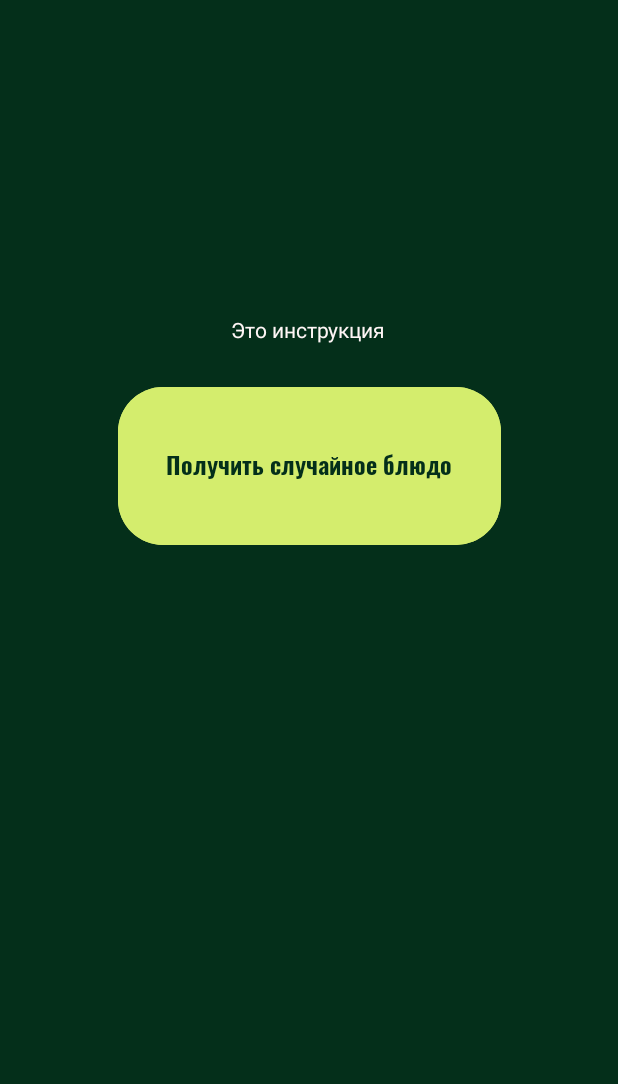
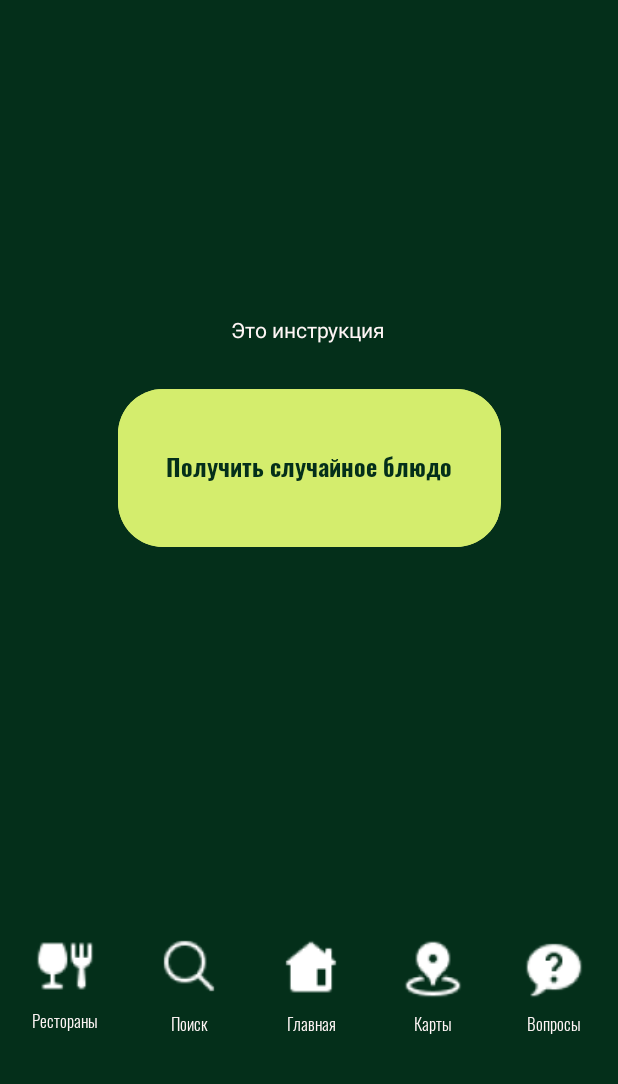
Before and after one commit to YaEtoTui/RestorambaApp, an Android app: the screen it shows after launch (MainActivity), on a phone screen of 412 x 824 dp, the part 152-1236 px from its top. Run offline under Robolectric (Android 15) with nearby library versions, the phone set to English and light mode, and no system bars; 1 statement that could not run was skipped.

Commit message:
fix Main Page

```diff
--- a/app/src/main/res/layout/fragment_main.xml
+++ b/app/src/main/res/layout/fragment_main.xml
@@ -56,33 +56,95 @@
         android:id="@+id/idButtonGetRandomDish"
         android:layout_width="255dp"
         android:layout_height="113dp"
+        android:backgroundTint="@drawable/button_bg_color_main_page"
         android:text="@string/get_random_dish"
         android:textAppearance="@style/button_main_page"
+        android:textColor="@drawable/button_text_color_main_page"
         app:cornerRadius="30dp"
-        android:backgroundTint="@drawable/button_bg_color_main_page"
-        android:textColor="@drawable/button_text_color_main_page"
+        app:layout_constraintBottom_toTopOf="@+id/idNavPages"
+        app:layout_constraintEnd_toEndOf="parent"
+        app:layout_constraintStart_toStartOf="parent"
+        app:layout_constraintTop_toBottomOf="@+id/idPageHeader" />
+
+    <androidx.constraintlayout.widget.ConstraintLayout
+        android:id="@+id/idNavPages"
+        android:layout_width="match_parent"
+        android:layout_height="wrap_content"
         app:layout_constraintBottom_toBottomOf="parent"
         app:layout_constraintEnd_toEndOf="parent"
-        app:layout_constraintStart_toStartOf="parent"
-        app:layout_constraintTop_toTopOf="parent" />
+        app:layout_constraintHorizontal_bias="0.0"
+        app:layout_constraintStart_toStartOf="parent">
 
-    <!--    <Button-->
-<!--        android:id="@+id/btSearchCow"-->
-<!--        android:layout_width="135dp"-->
-<!--        android:layout_height="40dp"-->
-<!--        android:layout_alignParentLeft="true"-->
-<!--        android:layout_alignParentTop="true"-->
-<!--        android:layout_marginTop="10dp"-->
-<!--        android:backgroundTint="@drawable/button_bg_color"-->
-<!--        android:elevation="10dp"-->
-<!--        android:fontFamily="@font/open_sans_semi_bold"-->
-<!--        android:stateListAnimator="@drawable/button_elevation"-->
-<!--        android:text="Добавить место"-->
-<!--        android:textColor="@drawable/button_text_color"-->
-<!--        android:textSize="10sp"-->
-<!--        app:cornerRadius="10dp"-->
-<!--        app:layout_constraintEnd_toEndOf="@+id/tvTextPresent"-->
-<!--        app:layout_constraintStart_toStartOf="@+id/tvTextPresent"-->
-<!--        app:layout_constraintTop_toBottomOf="@+id/tvTextPresent" />-->
+        <TextView
+            android:id="@+id/idNavRestaurants"
+            android:layout_width="wrap_content"
+            android:layout_height="wrap_content"
+            android:layout_marginLeft="21dp"
+            android:layout_marginBottom="34dp"
+            android:drawableTop="@drawable/food_nav"
+            android:drawablePadding="8dp"
+            android:gravity="bottom"
+            android:text="@string/restaurants"
+            android:textAppearance="@style/nav_text"
+            app:layout_constraintBottom_toBottomOf="parent"
+            app:layout_constraintStart_toStartOf="parent" />
+
+        <TextView
+            android:id="@+id/idNavSearch"
+            android:layout_width="wrap_content"
+            android:layout_height="wrap_content"
+            android:layout_marginBottom="32dp"
+            android:drawableTop="@drawable/search_nav"
+            android:drawablePadding="10dp"
+            android:text="@string/search_nav"
+            android:textAlignment="center"
+            android:textAppearance="@style/nav_text"
+            app:layout_constraintBottom_toBottomOf="parent"
+            app:layout_constraintEnd_toStartOf="@+id/idNavMain"
+            app:layout_constraintStart_toEndOf="@+id/idNavRestaurants" />
+
+        <TextView
+            android:id="@+id/idNavMain"
+            android:layout_width="wrap_content"
+            android:layout_height="wrap_content"
+            android:layout_marginBottom="32dp"
+            android:drawableTop="@drawable/home"
+            android:drawablePadding="8dp"
+            android:text="@string/main_nav"
+            android:textAlignment="center"
+            android:textAppearance="@style/nav_text"
+            app:layout_constraintBottom_toBottomOf="parent"
+            app:layout_constraintEnd_toStartOf="@+id/idNavQuestions"
+            app:layout_constraintStart_toEndOf="@+id/idNavRestaurants" />
+
+        <TextView
+            android:id="@+id/idNavMap"
+            android:layout_width="wrap_content"
+            android:layout_height="wrap_content"
+            android:layout_marginBottom="32dp"
+            android:drawableTop="@drawable/place_marker"
+            android:drawablePadding="8dp"
+            android:text="@string/maps_nav"
+            android:textAlignment="center"
+            android:textAppearance="@style/nav_text"
+            app:layout_constraintBottom_toBottomOf="parent"
+            app:layout_constraintEnd_toStartOf="@+id/idNavQuestions"
+            app:layout_constraintStart_toEndOf="@+id/idNavMain" />
+
+        <TextView
+            android:id="@+id/idNavQuestions"
+            android:layout_width="wrap_content"
+            android:layout_height="wrap_content"
+            android:layout_marginRight="22dp"
+            android:layout_marginBottom="32dp"
+            android:drawableTop="@drawable/ask_question"
+            android:drawablePadding="8dp"
+            android:text="@string/question"
+            android:textAlignment="center"
+            android:textAppearance="@style/nav_text"
+            app:layout_constraintBottom_toBottomOf="parent"
+            app:layout_constraintEnd_toEndOf="parent" />
+
+    </androidx.constraintlayout.widget.ConstraintLayout>
 
 </androidx.constraintlayout.widget.ConstraintLayout>
--- a/app/src/main/res/values/strings.xml
+++ b/app/src/main/res/values/strings.xml
@@ -29,4 +29,9 @@
     //mobile
     <string name="restoramba">RESTORAMBA</string>
     <string name="get_random_dish">Получить случайное блюдо</string>
+    <string name="restaurants">Рестораны</string>
+    <string name="search_nav">Поиск</string>
+    <string name="main_nav">Главная</string>
+    <string name="maps_nav">Карты</string>
+    <string name="question">Вопросы</string>
 </resources>
--- a/app/src/main/res/values/styles.xml
+++ b/app/src/main/res/values/styles.xml
@@ -12,4 +12,10 @@
         <item name="fontFamily">@font/oswald_bold</item>
     </style>
 
+    <style name="nav_text">
+        <item name="android:textSize">11sp</item>
+        <item name="android:textColor">@color/milk</item>
+        <item name="fontFamily">@font/oswald_light</item>
+    </style>
+
 </resources>
```
Also changed, not shown: app/src/main/res/drawable/ask_question.png (added), app/src/main/res/drawable/food_nav.png (added), app/src/main/res/drawable/home.png (added), app/src/main/res/drawable/place_marker.png (added), app/src/main/res/drawable/search_nav.png (added).
